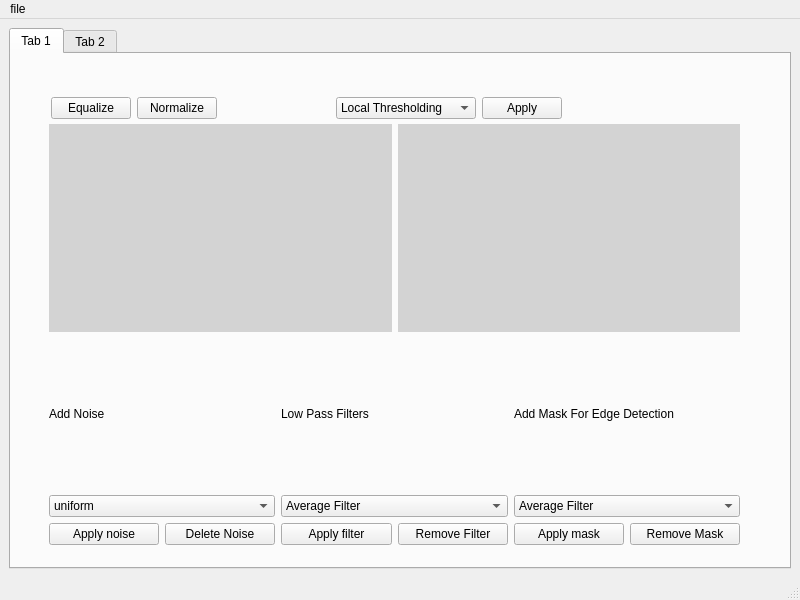
This is mainwindow.ui in hassanowis/Vision-Pro-Toolkit as Qt 5 draws it before an edit. The edited form follows.
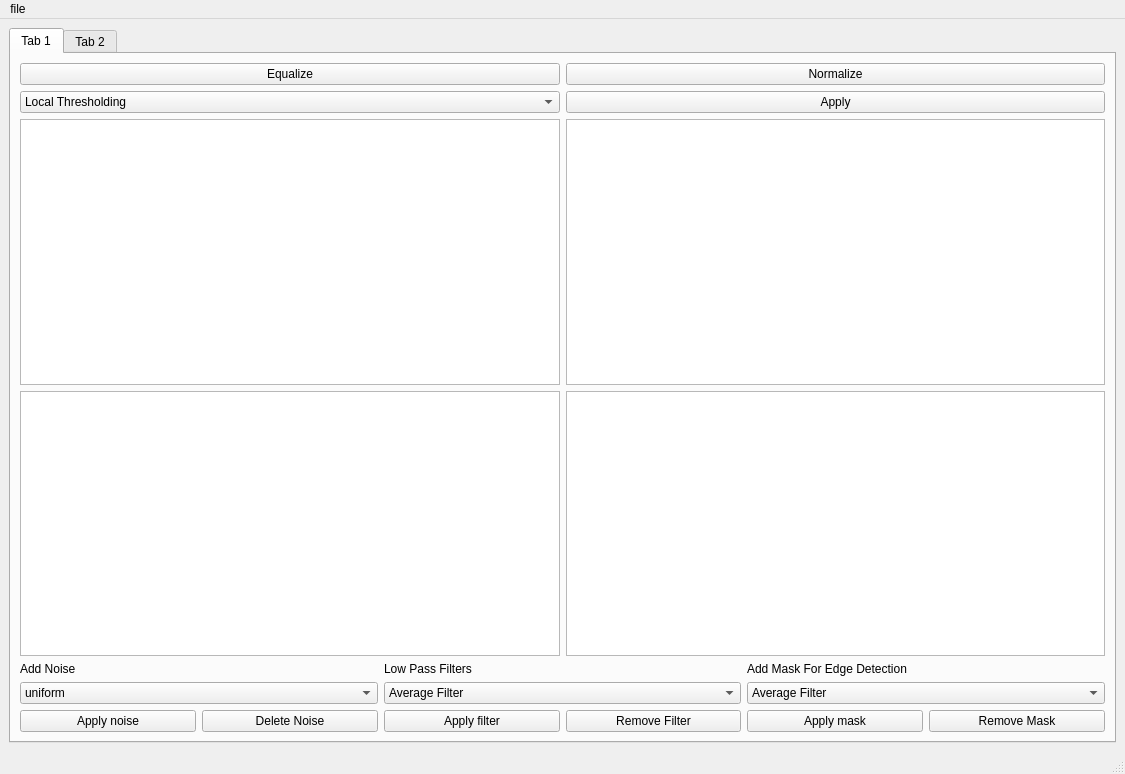
This is the edited form.

The edit to the form file:
```diff
--- a/mainwindow.ui
+++ b/mainwindow.ui
@@ -6,8 +6,8 @@
    <rect>
     <x>0</x>
     <y>0</y>
-    <width>800</width>
-    <height>600</height>
+    <width>1125</width>
+    <height>774</height>
    </rect>
   </property>
   <property name="windowTitle">
@@ -15,7 +15,7 @@
   </property>
   <widget class="QWidget" name="centralwidget">
    <layout class="QGridLayout" name="gridLayout">
-    <item row="0" column="1">
+    <item row="0" column="0">
      <widget class="QTabWidget" name="tabWidget">
       <property name="currentIndex">
        <number>0</number>
@@ -24,16 +24,7 @@
        <attribute name="title">
         <string>Tab 1</string>
        </attribute>
-       <widget class="QWidget" name="">
-        <property name="geometry">
-         <rect>
-          <x>40</x>
-          <y>40</y>
-          <width>511</width>
-          <height>28</height>
-         </rect>
-        </property>
-        <layout class="QHBoxLayout" name="horizontalLayout_9">
+       <layout class="QVBoxLayout" name="verticalLayout">
          <item>
           <layout class="QHBoxLayout" name="horizontalLayout_7">
            <property name="spacing">
@@ -67,19 +58,6 @@
            </item>
           </layout>
          </item>
-         <item>
-          <spacer name="horizontalSpacer">
-           <property name="orientation">
-            <enum>Qt::Horizontal</enum>
-           </property>
-           <property name="sizeHint" stdset="0">
-            <size>
-             <width>40</width>
-             <height>20</height>
-            </size>
-           </property>
-          </spacer>
-         </item>
          <item>
           <layout class="QHBoxLayout" name="horizontalLayout_8">
            <item>
@@ -105,39 +83,19 @@
            </item>
           </layout>
          </item>
-        </layout>
-       </widget>
-       <widget class="QWidget" name="">
-        <property name="geometry">
-         <rect>
-          <x>38</x>
-          <y>70</y>
-          <width>691</width>
-          <height>421</height>
-         </rect>
-        </property>
-        <layout class="QVBoxLayout" name="verticalLayout">
          <item>
-          <layout class="QHBoxLayout" name="horizontalLayout_5">
-           <item>
-            <widget class="QLabel" name="label">
-             <property name="styleSheet">
-              <string notr="true">background-color:lightgrey</string>
-             </property>
-             <property name="text">
-              <string/>
-             </property>
-            </widget>
-           </item>
-           <item>
-            <widget class="QLabel" name="label_2">
-             <property name="styleSheet">
-              <string notr="true">background-color:lightgrey</string>
-             </property>
-             <property name="text">
-              <string/>
-             </property>
-            </widget>
+         <layout class="QGridLayout" name="gridLayout_2">
+          <item row="0" column="0">
+           <widget class="QGraphicsView" name="graphicsView_2"/>
+          </item>
+          <item row="0" column="1">
+           <widget class="QGraphicsView" name="graphicsView_3"/>
+          </item>
+          <item row="1" column="0">
+           <widget class="QGraphicsView" name="graphicsView_4"/>
+          </item>
+          <item row="1" column="1">
+           <widget class="QGraphicsView" name="graphicsView"/>
            </item>
           </layout>
          </item>
@@ -291,12 +249,11 @@
          </item>
         </layout>
        </widget>
-      </widget>
       <widget class="QWidget" name="tab_2">
        <attribute name="title">
         <string>Tab 2</string>
        </attribute>
-       <widget class="QWidget" name="">
+       <widget class="QWidget" name="layoutWidget">
         <property name="geometry">
          <rect>
           <x>50</x>
@@ -372,8 +329,8 @@
     <rect>
      <x>0</x>
      <y>0</y>
-     <width>800</width>
-     <height>22</height>
+     <width>1125</width>
+     <height>26</height>
     </rect>
    </property>
    <widget class="QMenu" name="menufile">
```
Lines whose indentation alone changed are shown as unchanged.
